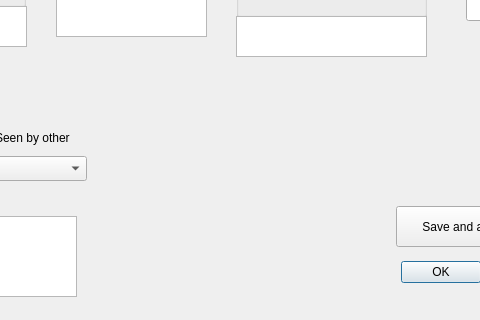
Above: data_entry.ui from iainxingham/IxTrak before the change; both pictures show x 354 to 834 and y 294 to 614 of the 999 by 614 pixel window. Below: the same form after it.
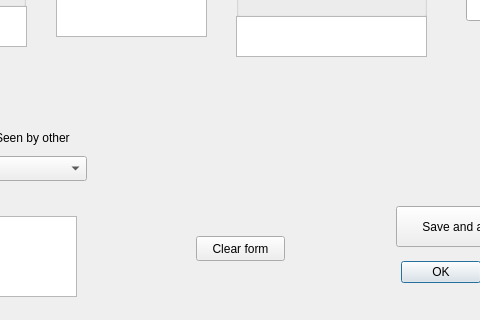
That is the form after the change.

Commit message: Display options in group boxes

The edit to the form file:
```diff
--- a/data_entry.ui
+++ b/data_entry.ui
@@ -274,6 +274,19 @@
     </item>
    </layout>
   </widget>
+  <widget class="QPushButton" name="clearButton">
+   <property name="geometry">
+    <rect>
+     <x>550</x>
+     <y>530</y>
+     <width>89</width>
+     <height>25</height>
+    </rect>
+   </property>
+   <property name="text">
+    <string>Clear form</string>
+   </property>
+  </widget>
  </widget>
  <resources/>
  <connections>
```
Left out of the diff: 2 changed lines with no effect on the pictures. The commit also changes 2 other files.
